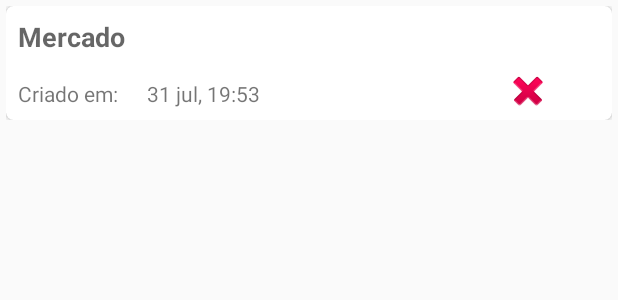
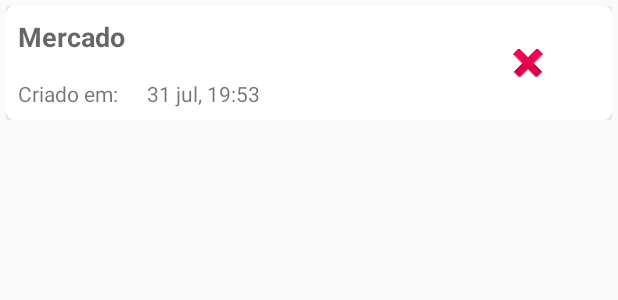
Before and after one commit to antonisganzerla/check-list-app, an Android app: the layout check_list_card_view.xml on its own in the app's theme, with its tools: preview values and no code run, on a phone screen of 412 x 824 dp. Shown: the top 300 px of the screen. Run offline under Robolectric (Android 15) with nearby library versions, the phone set to English and light mode, and no system bars.

Commit message:
adicionado funcao delete check item

```diff
--- a/app/src/main/java/com/sgztech/checklist/adapter/CheckListAdapter.kt
+++ b/app/src/main/java/com/sgztech/checklist/adapter/CheckListAdapter.kt
@@ -57,7 +57,7 @@ class CheckListAdapter (
                 }
                 list.remove(checkList)
                 notifyItemRemoved(position)
-                SnackBarUtil.show(itemView, R.string.message_delete_item_check_list)
+                SnackBarUtil.show(itemView, R.string.message_delete_item)
             }
         }
     }
--- a/app/src/main/res/layout/check_list_card_view.xml
+++ b/app/src/main/res/layout/check_list_card_view.xml
@@ -1,6 +1,5 @@
 <?xml version="1.0" encoding="utf-8"?>
-<LinearLayout
-        xmlns:android="http://schemas.android.com/apk/res/android"
+<LinearLayout xmlns:android="http://schemas.android.com/apk/res/android"
         xmlns:card_view="http://schemas.android.com/apk/res-auto"
         android:layout_width="match_parent"
         android:layout_height="wrap_content"
@@ -16,23 +15,23 @@
             card_view:cardCornerRadius="5dp">
 
         <LinearLayout
-                android:orientation="vertical"
                 android:layout_width="match_parent"
-                android:layout_height="match_parent">
+                android:layout_height="match_parent"
+                android:orientation="vertical">
 
             <TextView
                     android:id="@+id/tvCheckListName"
                     style="@style/TextAppearance.AppCompat.Medium"
                     android:layout_width="wrap_content"
                     android:layout_height="wrap_content"
-                        android:textStyle="bold"
+                    android:hint="Mercado"
                     android:padding="8dp"
-                        android:hint="Mercado"/>
+                    android:textStyle="bold" />
 
             <LinearLayout
-                android:orientation="horizontal"
                     android:layout_width="match_parent"
-                android:layout_height="wrap_content">
+                    android:layout_height="wrap_content"
+                    android:orientation="horizontal">
 
 
                 <TextView
@@ -41,7 +40,7 @@
                         android:layout_width="wrap_content"
                         android:layout_height="wrap_content"
                         android:padding="8dp"
-                    android:text="Criado em: "/>
+                        android:text="Criado em: " />
 
                 <TextView
                         android:id="@+id/tvDate"
@@ -50,27 +49,20 @@
                         android:layout_height="wrap_content"
                         android:layout_gravity="left"
                         android:padding="8dp"
-                    android:text="31 jul, 19:53"/>
+                        android:text="31 jul, 19:53" />
 
-            <RelativeLayout
-                    android:layout_width="match_parent"
-                    android:layout_height="match_parent">
+            </LinearLayout>
+
+        </LinearLayout>
 
         <ImageButton
                 android:id="@+id/btnDeleteCheckList"
                 android:layout_width="wrap_content"
                 android:layout_height="wrap_content"
-                        android:padding="10dp"
+                android:layout_marginEnd="40dp"
+                android:layout_gravity="center_vertical|end"
                 android:background="@android:drawable/ic_delete"
-                        android:layout_alignParentEnd="true"
-                        android:layout_marginEnd="40dp"/>
-
-            </RelativeLayout>
-
-
-        </LinearLayout>
-
-        </LinearLayout>
+                android:padding="10dp" />
 
     </androidx.cardview.widget.CardView>
 
--- a/app/src/main/res/layout/dialog_default_add.xml
+++ b/app/src/main/res/layout/dialog_default_add.xml
@@ -16,7 +16,6 @@
     <EditText
             android:id="@+id/etName"
             android:layout_width="match_parent"
-            android:layout_height="wrap_content"
-    />
+            android:layout_height="wrap_content" />
 
 </LinearLayout>
--- a/app/src/main/res/values/strings.xml
+++ b/app/src/main/res/values/strings.xml
@@ -26,6 +26,7 @@
     <string name="dialog_about_app_message">Aplicativo para criar check lists.\n\n Desenvolvido por Antoni Sganzerla.
     </string>
     <string name="dialog_message_delete_check_list">Deseja excluir o check list?</string>
+    <string name="dialog_message_delete_check_item">Deseja excluir item do check list?</string>
 
     <!-- CheckListFragment -->
     <string name="title_check_list_fragment">Check lists</string>
@@ -43,7 +44,7 @@
     <string name="dialog_save">Salvar</string>
 
     <!-- CheckListAdapter -->
-    <string name="message_delete_item_check_list">Deletado com sucesso</string>
+    <string name="message_delete_item">Deletado com sucesso</string>
 
     <!-- PreferencesFragment -->
     <string name="title_preferences_fragment">Configurações</string>
--- a/build.gradle
+++ b/build.gradle
@@ -1,14 +1,14 @@
 // Top-level build file where you can add configuration options common to all sub-projects/modules.
 
 buildscript {
-    ext.kotlin_version = '1.3.41'
+    ext.kotlin_version = '1.3.50'
     repositories {
         google()
         jcenter()
 
     }
     dependencies {
-        classpath 'com.android.tools.build:gradle:3.4.2'
+        classpath 'com.android.tools.build:gradle:3.5.0'
         classpath "org.jetbrains.kotlin:kotlin-gradle-plugin:$kotlin_version"
         // NOTE: Do not place your application dependencies here; they belong
         // in the individual module build.gradle files
```
Also changed, not shown: app/src/main/java/com/sgztech/checklist/adapter/CheckItemAdapter.kt (added, +98 -0 lines), app/src/main/java/com/sgztech/checklist/view/CheckItemActivity.kt (+24 -71 lines), app/src/main/res/layout/activity_check_item.xml (+5 -12 lines), app/src/main/res/layout/check_item_card_view.xml (renamed from app/src/main/res/layout/check_item.xml, +12 -3 lines), gradle/wrapper/gradle-wrapper.properties. Lines whose indentation alone changed are shown as unchanged.
